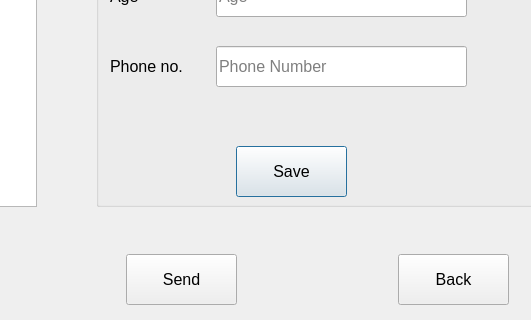
Old version of the form Sqlite_DB/secdialog.ui in the repository AnishBharati/Qt-HMS; both pictures show x 534 to 1065 and y 344 to 664 of the 1065 by 664 pixel window.
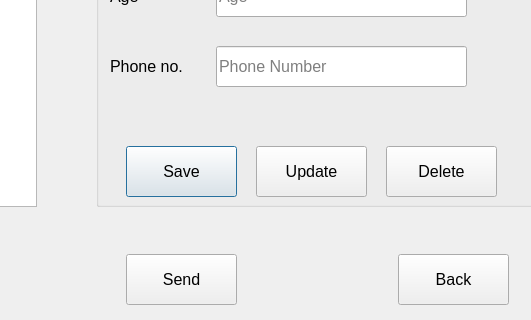
New version of the form.

Diff of the .ui file:
```diff
--- a/Sqlite_DB/secdialog.ui
+++ b/Sqlite_DB/secdialog.ui
@@ -184,7 +184,7 @@
    <widget class="QPushButton" name="pushButton">
     <property name="geometry">
      <rect>
-      <x>140</x>
+      <x>30</x>
       <y>450</y>
       <width>111</width>
       <height>51</height>
@@ -194,6 +194,32 @@
      <string>Save</string>
     </property>
    </widget>
+   <widget class="QPushButton" name="pushButton_5">
+    <property name="geometry">
+     <rect>
+      <x>160</x>
+      <y>450</y>
+      <width>111</width>
+      <height>51</height>
+     </rect>
+    </property>
+    <property name="text">
+     <string>Update</string>
+    </property>
+   </widget>
+   <widget class="QPushButton" name="pushButton_6">
+    <property name="geometry">
+     <rect>
+      <x>290</x>
+      <y>450</y>
+      <width>111</width>
+      <height>51</height>
+     </rect>
+    </property>
+    <property name="text">
+     <string>Delete</string>
+    </property>
+   </widget>
   </widget>
   <widget class="QPushButton" name="pushButton_2">
    <property name="geometry">
```
